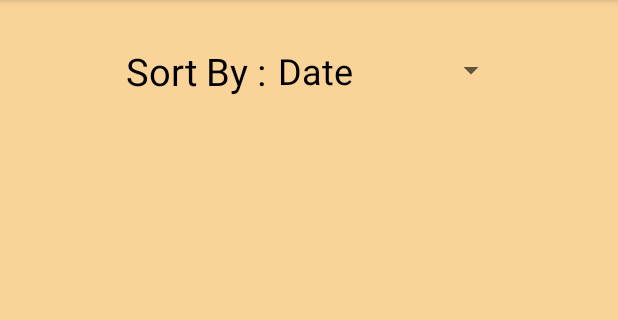
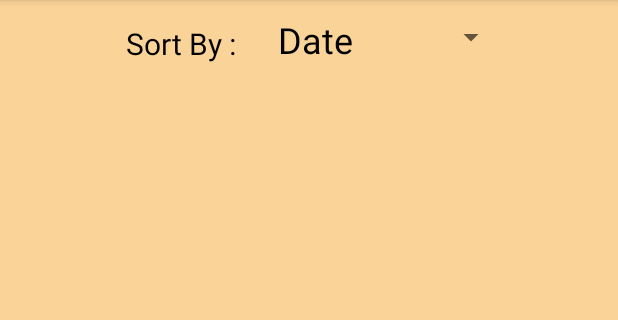
Before and after one commit to yifzheng/DeerDiary, an Android app: the screen it shows after launch once a user with an empty profile is signed in (MainActivity), on a phone screen of 412 x 824 dp, the part 84-404 px from its top. Run offline under Robolectric (Android 15) with nearby library versions, the phone set to English and light mode, and no system bars; our stand-ins replace Firebase (no records; nobody signed in at launch, a user with empty details on screens opened directly).

Commit message:
modified XML files

```diff
--- a/DeerDiary/app/src/main/res/layout/activity_main.xml
+++ b/DeerDiary/app/src/main/res/layout/activity_main.xml
@@ -22,21 +22,21 @@
         android:layout_alignParentTop="true"
         android:layout_alignParentEnd="true"
         android:layout_marginStart="84dp"
-        android:layout_marginTop="30dp"
+        android:layout_marginTop="15dp"
         android:layout_marginEnd="225dp"
         android:text="Sort By :"
         android:textColor="#000000"
-        android:textSize="25sp" />
+        android:textSize="20sp" />
 
     <Spinner
         android:id="@+id/spinner"
         android:layout_width="151dp"
-        android:layout_height="51dp"
+        android:layout_height="30dp"
         android:layout_alignParentStart="true"
         android:layout_alignParentTop="true"
         android:layout_alignParentEnd="true"
         android:layout_marginStart="185dp"
-        android:layout_marginTop="21dp"
+        android:layout_marginTop="10dp"
         android:layout_marginEnd="74dp"
         android:contentDescription="Sort BY" />
 </RelativeLayout>
--- a/DeerDiary/app/src/main/res/layout/activity_view_user_profile.xml
+++ b/DeerDiary/app/src/main/res/layout/activity_view_user_profile.xml
@@ -99,7 +99,7 @@
         android:textStyle="bold"
         android:layout_centerHorizontal="true"
         android:layout_alignParentBottom="true"
-        android:layout_marginBottom="120dp"
+        android:layout_marginBottom="110dp"
         android:backgroundTint="@color/pink"
         />
     <Button
@@ -114,7 +114,7 @@
         android:textStyle="bold"
         android:layout_centerHorizontal="true"
         android:layout_alignParentBottom="true"
-        android:layout_marginBottom="60dp"
+        android:layout_marginBottom="50dp"
         android:backgroundTint="@color/purple_200"
         />
 </RelativeLayout>
```
